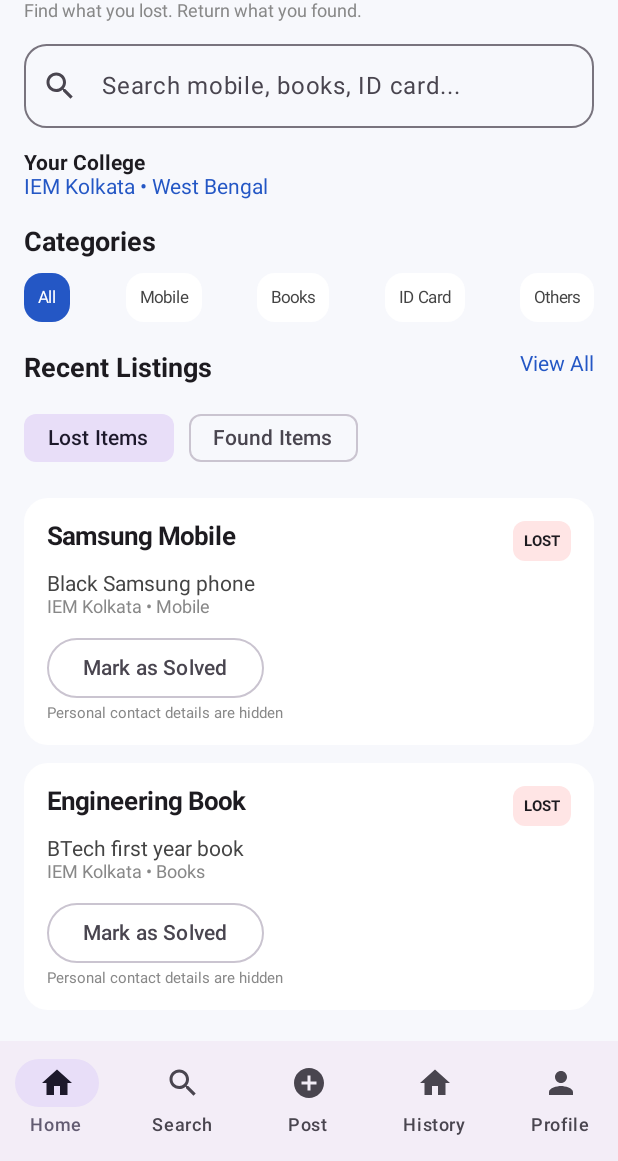
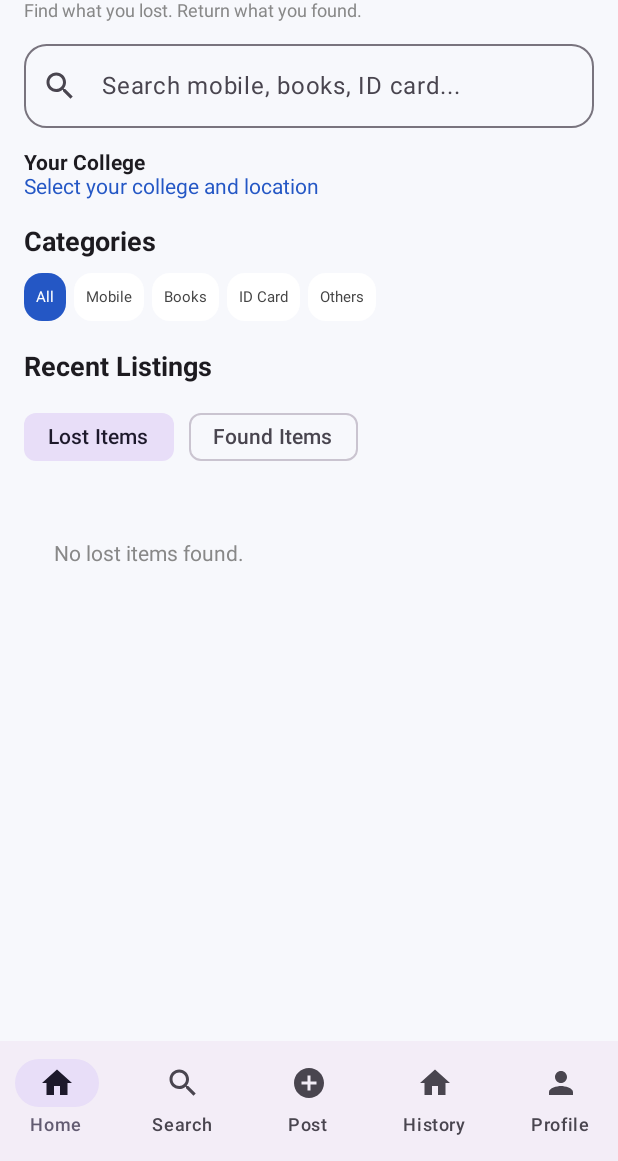
Before and after one commit to aditiranjan925-commits/FindQit, an Android app built with Jetpack Compose: the composable FindQitApp shown on its own in the app's theme, on a phone screen of 412 x 824 dp, the part 75-1236 px from its top. Run offline under Robolectric (Android 15) with nearby library versions, the phone set to English and light mode, and no system bars; our stand-ins replace Firebase (no records; nobody signed in at launch, a user with empty details on screens opened directly).

Commit message:
Update MainActivity.kt

```diff
--- a/app/src/main/java/app/src/main/java/com/aditi/lostfoundindia/MainActivity.kt
+++ b/app/src/main/java/app/src/main/java/com/aditi/lostfoundindia/MainActivity.kt
@@ -14,23 +14,14 @@ import androidx.compose.material.icons.Icons
 import androidx.compose.material.icons.filled.*
 import androidx.compose.material3.*
 import androidx.compose.runtime.*
-import androidx.compose.ui.Alignment
 import androidx.compose.ui.Modifier
 import androidx.compose.ui.graphics.Color
 import androidx.compose.ui.text.font.FontWeight
 import androidx.compose.ui.unit.dp
 import androidx.compose.ui.unit.sp
+import com.google.firebase.auth.FirebaseAuth
 
 private val Blue = Color(0xFF2457C5)
-private val LightBlue = Color(0xFFEAF1FF)
-
-data class ItemData(
-    val title: String,
-    val description: String,
-    val college: String,
-    val category: String,
-    val status: String
-)
 
 class MainActivity : ComponentActivity() {
     override fun onCreate(savedInstanceState: Bundle?) {
@@ -45,40 +36,42 @@ class MainActivity : ComponentActivity() {
 
 @Composable
 fun FindQitApp() {
+
+    val repository = remember { FirebaseRepository() }
+
     var selectedTab by remember { mutableStateOf("Lost") }
     var selectedPage by remember { mutableStateOf("Home") }
     var search by remember { mutableStateOf("") }
     var category by remember { mutableStateOf("All") }
 
-    var itemList by remember {
-        mutableStateOf(
-            listOf(
-                ItemData(
-                    "Samsung Mobile",
-                    "Black Samsung phone",
-                    "IEM Kolkata",
-                    "Mobile",
-                    "LOST"
-                ),
-                ItemData(
-                    "College ID Card",
-                    "ID card found near college gate",
-                    "IEM Kolkata",
-                    "ID Card",
-                    "FOUND"
-                ),
-                ItemData(
-                    "Engineering Book",
-                    "BTech first year book",
-                    "IEM Kolkata",
-                    "Books",
-                    "LOST"
-                )
-            )
-        )
+    var activeItems by remember {
+        mutableStateOf<List<FindQitItem>>(emptyList())
     }
 
-    var history by remember { mutableStateOf(listOf<ItemData>()) }
+    var history by remember {
+        mutableStateOf<List<FindQitItem>>(emptyList())
+    }
+
+    var message by remember { mutableStateOf("") }
+
+    // Connect to Firestore
+    DisposableEffect(repository) {
+
+        val activeListener = repository.observeActiveItems(
+            onData = { activeItems = it },
+            onError = { message = it }
+        )
+
+        val historyListener = repository.observeSolvedHistory(
+            onData = { history = it },
+            onError = { message = it }
+        )
+
+        onDispose {
+            activeListener.remove()
+            historyListener.remove()
+        }
+    }
 
     Scaffold(
         bottomBar = {
@@ -86,6 +79,7 @@ fun FindQitApp() {
                 listOf(
                     "Home", "Search", "Post", "History", "Profile"
                 ).forEach { page ->
+
                     NavigationBarItem(
                         selected = selectedPage == page,
                         onClick = { selectedPage = page },
@@ -115,6 +109,14 @@ fun FindQitApp() {
                 .padding(padding)
         ) {
 
+            if (message.isNotBlank()) {
+                Text(
+                    message,
+                    color = Color.Red,
+                    modifier = Modifier.padding(12.dp)
+                )
+            }
+
             when (selectedPage) {
 
                 "Home", "Search" -> {
@@ -122,6 +124,7 @@ fun FindQitApp() {
                     Column(
                         modifier = Modifier.padding(16.dp)
                     ) {
+
                         Text(
                             "FindQit",
                             fontSize = 29.sp,
@@ -162,7 +165,7 @@ fun FindQitApp() {
                         )
 
                         Text(
-                            "IEM Kolkata • West Bengal",
+                            "Select your college and location",
                             color = Blue,
                             fontSize = 14.sp
                         )
@@ -179,13 +182,13 @@ fun FindQitApp() {
 
                         Row(
                             modifier = Modifier.fillMaxWidth(),
-                            horizontalArrangement =
-                                Arrangement.SpaceBetween
+                            horizontalArrangement = Arrangement.spacedBy(5.dp)
                         ) {
                             listOf(
                                 "All", "Mobile", "Books",
                                 "ID Card", "Others"
                             ).forEach { name ->
+
                                 Surface(
                                     color = if (category == name)
                                         Blue else Color.White,
@@ -197,12 +200,12 @@ fun FindQitApp() {
                                     Text(
                                         name,
                                         modifier = Modifier.padding(
-                                            horizontal = 9.dp,
+                                            horizontal = 8.dp,
                                             vertical = 10.dp
                                         ),
                                         color = if (category == name)
                                             Color.White else Color.DarkGray,
-                                        fontSize = 11.sp
+                                        fontSize = 10.sp
                                     )
                                 }
                             }
@@ -210,28 +213,16 @@ fun FindQitApp() {
 
                         Spacer(Modifier.height(20.dp))
 
-                        Row(
-                            modifier = Modifier.fillMaxWidth(),
-                            horizontalArrangement =
-                                Arrangement.SpaceBetween
-                        ) {
                         Text(
                             "Recent Listings",
                             fontWeight = FontWeight.Bold,
                             fontSize = 18.sp
                         )
 
-                            Text(
-                                "View All",
-                                color = Blue
-                            )
-                        }
-
                         Spacer(Modifier.height(12.dp))
 
                         Row(
-                            horizontalArrangement =
-                                Arrangement.spacedBy(10.dp)
+                            horizontalArrangement = Arrangement.spacedBy(10.dp)
                         ) {
                             FilterChip(
                                 selected = selectedTab == "Lost",
@@ -247,34 +238,42 @@ fun FindQitApp() {
                         }
                     }
 
+                    val filtered = activeItems.filter {
+                        it.status == selectedTab.uppercase() &&
+                        (category == "All" || it.category == category) &&
+                        (
+                            it.title.contains(search, ignoreCase = true) ||
+                            it.description.contains(search, ignoreCase = true)
+                        )
+                    }
+
                     LazyColumn(
                         contentPadding = PaddingValues(
-                            start = 16.dp,
-                            end = 16.dp,
-                            bottom = 20.dp
+                            horizontal = 16.dp,
+                            vertical = 10.dp
                         ),
-                        verticalArrangement =
-                            Arrangement.spacedBy(12.dp)
+                        verticalArrangement = Arrangement.spacedBy(12.dp)
                     ) {
-                        val filtered = itemList.filter {
-                            it.status == selectedTab.uppercase() &&
-                            (category == "All" ||
-                                it.category == category) &&
-                            (it.title.contains(
-                                search,
-                                ignoreCase = true
-                            ) || it.description.contains(
-                                search,
-                                ignoreCase = true
-                            ))
-                        }
 
-                        items(filtered) { item ->
+                        items(
+                            items = filtered,
+                            key = { it.id }
+                        ) { item ->
+
                             ItemCard(
                                 item = item,
+                                showSolvedButton = true,
                                 onSolved = {
-                                    history = history + item
-                                    itemList = itemList - item
+
+                                    repository.markSolved(
+                                        itemId = item.id,
+                                        onSuccess = {
+                                            message = "Item moved to Solved History"
+                                        },
+                                        onError = {
+                                            message = it
+                                        }
+                                    )
                                 }
                             )
                         }
@@ -292,7 +291,9 @@ fun FindQitApp() {
                 }
 
                 "History" -> {
+
                     Column(Modifier.padding(16.dp)) {
+
                         Text(
                             "Solved History",
                             fontSize = 25.sp,
@@ -308,44 +309,76 @@ fun FindQitApp() {
                                 color = Color.Gray
                             )
                         } else {
-                            history.forEach {
-                                ItemCard(it, onSolved = {})
+                            LazyColumn(
+                                verticalArrangement =
+                                    Arrangement.spacedBy(12.dp)
+                            ) {
+                                items(history, key = { it.id }) {
+                                    ItemCard(
+                                        item = it,
+                                        showSolvedButton = false,
+                                        onSolved = {}
+                                    )
+                                }
                             }
                         }
                     }
                 }
 
                 "Post" -> {
+
                     PostScreen(
-                        onPost = { newItem ->
-                            itemList = itemList + newItem
-                            selectedTab = if (
-                                newItem.status == "LOST"
-                            ) "Lost" else "Found"
+                        onPost = { title, description, college,
+                                   categoryValue, status ->
+
+                            repository.postItem(
+                                title = title,
+                                description = description,
+                                college = college,
+                                category = categoryValue,
+                                status = status,
+
+                                onSuccess = {
+                                    selectedTab =
+                                        if (status == "LOST") "Lost" else "Found"
+
+                                    message = "Item posted successfully!"
                                     selectedPage = "Home"
+                                },
+
+                                onError = {
+                                    message = it
+                                }
+                            )
                         }
                     )
                 }
 
                 "Profile" -> {
+
                     Column(
                         Modifier.padding(20.dp)
                     ) {
+
                         Text(
                             "My Profile",
                             fontSize = 25.sp,
                             fontWeight = FontWeight.Bold,
                             color = Blue
                         )
+
                         Spacer(Modifier.height(20.dp))
+
                         Text("My Lost Items")
                         Text("My Found Items")
                         Text("My Solved History")
                         Text("Privacy Settings")
                         Text("Login / Logout")
+
                         Spacer(Modifier.height(15.dp))
+
                         Text(
-                            "Your phone number and personal details are private.",
+                            "Your personal contact details are private.",
                             color = Color.Gray
                         )
                     }
@@ -357,9 +390,14 @@ fun FindQitApp() {
 
 @Composable
 fun ItemCard(
-    item: ItemData,
+    item: FindQitItem,
+    showSolvedButton: Boolean,
     onSolved: () -> Unit
 ) {
+
+    val currentUid = FirebaseAuth.getInstance().currentUser?.uid
+    val isOwner = currentUid != null && item.ownerId == currentUid
+
     Card(
         modifier = Modifier.fillMaxWidth(),
         shape = RoundedCornerShape(16.dp),
@@ -367,13 +405,14 @@ fun ItemCard(
             containerColor = Color.White
         )
     ) {
+
         Column(Modifier.padding(15.dp)) {
 
             Row(
                 modifier = Modifier.fillMaxWidth(),
-                horizontalArrangement =
-                    Arrangement.SpaceBetween
+                horizontalArrangement = Arrangement.SpaceBetween
             ) {
+
                 Text(
                     item.title,
                     fontSize = 17.sp,
@@ -381,9 +420,11 @@ fun ItemCard(
                 )
 
                 Surface(
-                    color = if (item.status == "LOST")
-                        Color(0xFFFFE5E5)
-                    else Color(0xFFE0F5E8),
+                    color = when (item.status) {
+                        "LOST" -> Color(0xFFFFE5E5)
+                        "FOUND" -> Color(0xFFE0F5E8)
+                        else -> Color(0xFFE8E8E8)
+                    },
                     shape = RoundedCornerShape(8.dp)
                 ) {
                     Text(
@@ -398,6 +439,7 @@ fun ItemCard(
             Spacer(Modifier.height(7.dp))
 
             Text(item.description, color = Color.DarkGray)
+
             Text(
                 "${item.college} • ${item.category}",
                 color = Color.Gray,
@@ -406,8 +448,10 @@ fun ItemCard(
 
             Spacer(Modifier.height(10.dp))
 
+            if (showSolvedButton && isOwner) {
                 OutlinedButton(onClick = onSolved) {
                     Text("Mark as Solved")
+                }
             }
 
             Text(
@@ -421,8 +465,11 @@ fun ItemCard(
 
 @Composable
 fun PostScreen(
-    onPost: (ItemData) -> Unit
+    onPost: (
+        String, String, String, String, String
+    ) -> Unit
 ) {
+
     var title by remember { mutableStateOf("") }
     var description by remember { mutableStateOf("") }
     var college by remember { mutableStateOf("") }
@@ -434,6 +481,7 @@ fun PostScreen(
             .fillMaxSize()
             .padding(20.dp)
     ) {
+
         Text(
             "Post an Item",
             fontSize = 25.sp,
@@ -444,22 +492,22 @@ fun PostScreen(
         Spacer(Modifier.height(15.dp))
 
         OutlinedTextField(
-            title,
-            { title = it },
+            value = title,
+            onValueChange = { title = it },
             label = { Text("Item Name") },
             modifier = Modifier.fillMaxWidth()
         )
 
         OutlinedTextField(
-            description,
-            { description = it },
+            value = description,
+            onValueChange = { description = it },
             label = { Text("Description") },
             modifier = Modifier.fillMaxWidth()
         )
 
         OutlinedTextField(
-            college,
-            { college = it },
+            value = college,
+            onValueChange = { college = it },
             label = { Text("College Name") },
             modifier = Modifier.fillMaxWidth()
         )
@@ -484,11 +532,14 @@ fun PostScreen(
             )
         }
 
+        Spacer(Modifier.height(10.dp))
+
         Text("Category")
 
-        Row {
+        Column {
             listOf("Mobile", "Books", "ID Card", "Others")
                 .forEach { value ->
+
                     FilterChip(
                         selected = selectedCategory == value,
                         onClick = { selectedCategory = value },
@@ -507,13 +558,11 @@ fun PostScreen(
                     college.isNotBlank()
                 ) {
                     onPost(
-                        ItemData(
-                            title,
-                            description,
-                            college,
+                        title.trim(),
+                        description.trim(),
+                        college.trim(),
                         selectedCategory,
                         selectedStatus
-                        )
                     )
                 }
             },
```
Lines whose indentation alone changed are shown as unchanged.
